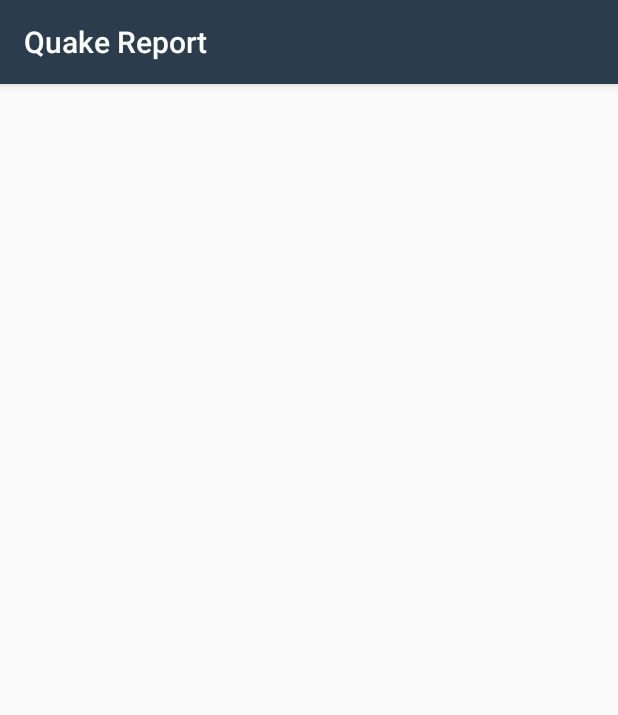
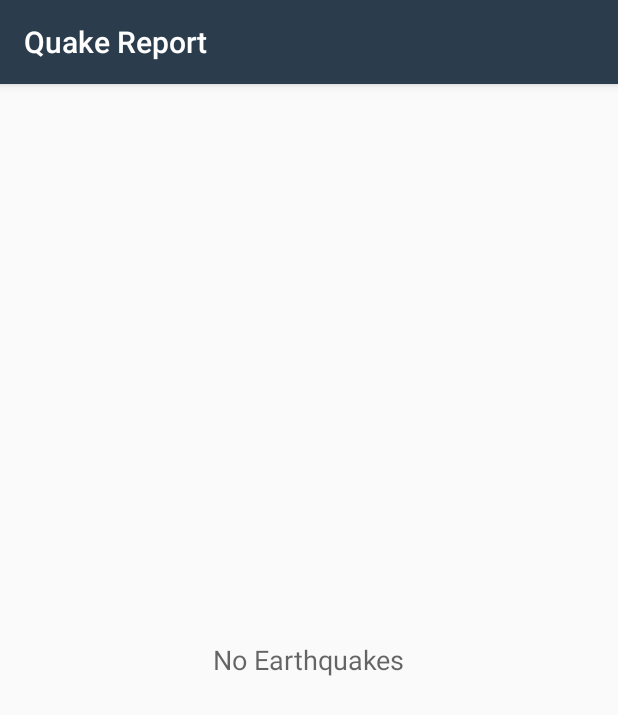
Before and after one commit to amanirshad/QuakeReport, an Android app: the screen it shows after launch (EarthquakeActivity), on a phone screen of 412 x 824 dp. Shown: the top 715 px of the screen. Run offline under Robolectric (Android 15) with nearby library versions, the phone set to English and light mode, and no system bars.

Commit message:
feat added basic empty views in order for better user experience

```diff
--- a/app/src/main/java/com/amanirshad/quakereport/EarthquakeActivity.java
+++ b/app/src/main/java/com/amanirshad/quakereport/EarthquakeActivity.java
@@ -22,6 +22,7 @@ import android.os.Bundle;
 import android.view.View;
 import android.widget.AdapterView;
 import android.widget.ListView;
+import android.widget.TextView;
 
 import androidx.appcompat.app.AppCompatActivity;
 
@@ -31,6 +32,12 @@ import java.util.List;
 public class EarthquakeActivity extends AppCompatActivity {
 
     public static final String LOG_TAG = EarthquakeActivity.class.getName();
+
+    /**
+     * TextView that is displayed when the list is empty
+     */
+    private TextView mEmptyStateTextView;
+
     /**
      * URL for earthquake data from the USGS dataset
      */
@@ -47,8 +54,13 @@ public class EarthquakeActivity extends AppCompatActivity {
         super.onCreate(savedInstanceState);
         setContentView(R.layout.earthquake_activity);
 
+
         // Find a reference to the {@link ListView} in the layout
         ListView earthquakeListView = findViewById(R.id.list);
+
+
+        mEmptyStateTextView = findViewById(R.id.empty_view);
+        earthquakeListView.setEmptyView(mEmptyStateTextView);
 
         // Create a new adapter that takes an empty list of earthquakes as input
         mAdapter = new EarthquakeAdapter(this, new ArrayList<Earthquake>());
@@ -85,6 +97,9 @@ public class EarthquakeActivity extends AppCompatActivity {
 
         @Override
         protected void onPostExecute(List<Earthquake> data) {
+            // Set empty state text to display "No earthquakes found."
+            mEmptyStateTextView.setText(R.string.no_earthquakes);
+
             // Clear the adapter of previous earthquake data
             mAdapter.clear();
 
--- a/app/src/main/res/layout/earthquake_activity.xml
+++ b/app/src/main/res/layout/earthquake_activity.xml
@@ -14,10 +14,28 @@
      limitations under the License.
 -->
 <!-- Layout for a list of earthquakes -->
-<ListView xmlns:android="http://schemas.android.com/apk/res/android"
-    android:id="@+id/list"
+<RelativeLayout xmlns:android="http://schemas.android.com/apk/res/android"
+
     android:orientation="vertical"
     android:layout_width="match_parent"
     android:layout_height="match_parent"
     android:divider="@null"
-    android:dividerHeight="0dp" />
+    android:dividerHeight="0dp">
+
+    <ListView
+        android:id="@+id/list"
+        android:layout_width="match_parent"
+        android:layout_height="match_parent"
+        android:divider="@null"
+        android:dividerHeight="0dp"
+        android:orientation="vertical" />
+
+    <!-- Empty view is only visible when the list has no items. -->
+    <TextView
+        android:id="@+id/empty_view"
+        android:layout_width="wrap_content"
+        android:layout_height="wrap_content"
+        android:layout_centerInParent="true"
+        android:textAppearance="?android:textAppearanceMedium" />
+
+</RelativeLayout>
--- a/app/src/main/res/values/strings.xml
+++ b/app/src/main/res/values/strings.xml
@@ -18,5 +18,6 @@
     <!-- Default text to show with the earthquake location ("Near the Pacific-Antarctic Ridge")
  if no specific kilometer distance from the primary location is given [CHAR LIMIT=30] -->
     <string name="near_the">Near the</string>
+    <string name="no_earthquakes">No Earthquakes</string>
 
 </resources>
```
